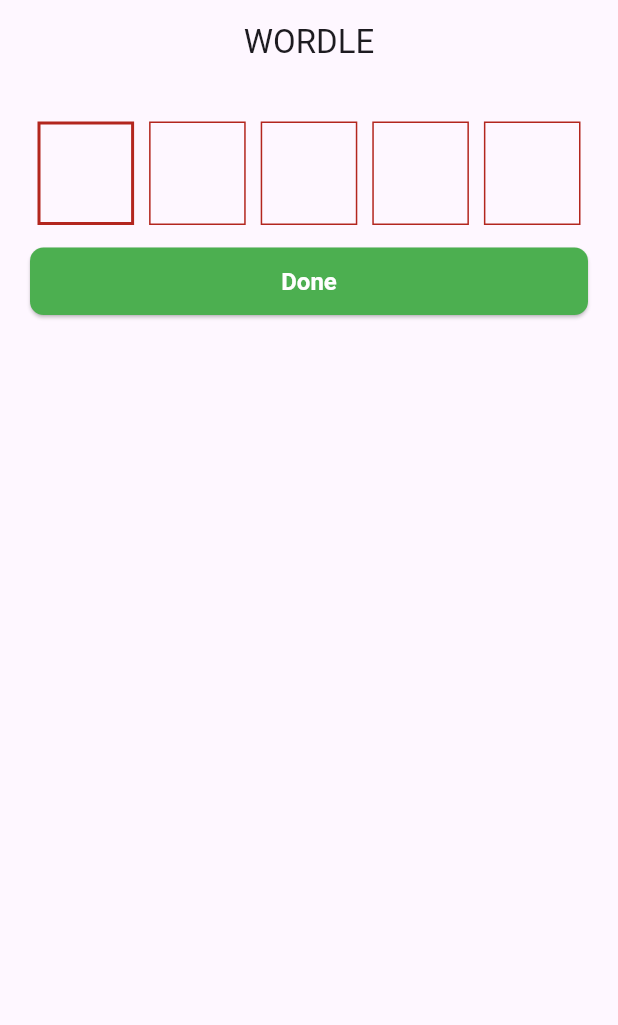
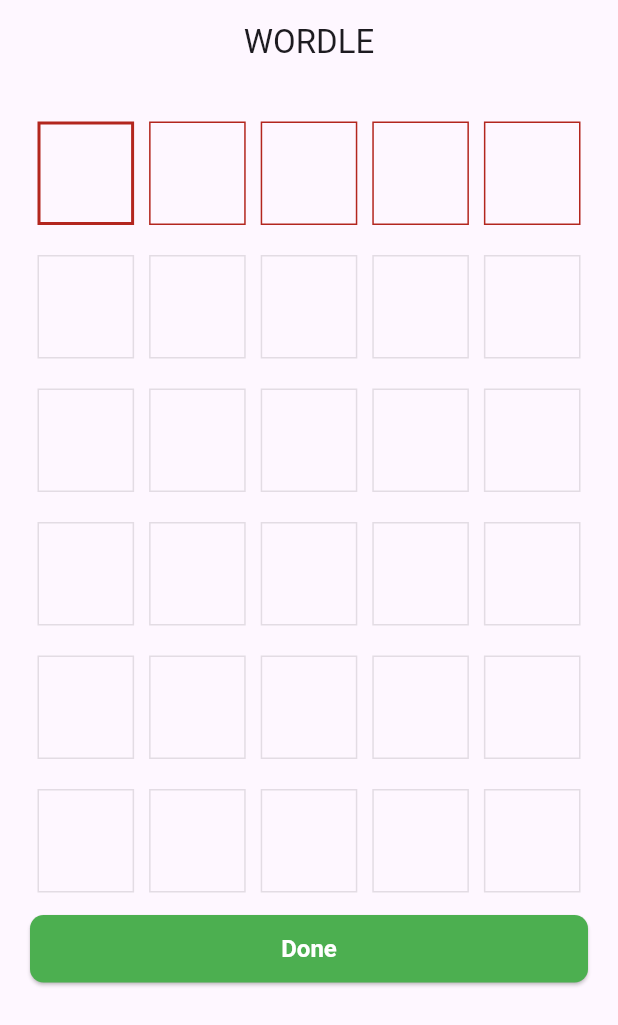
Before and after one commit to sagar1025/flutter_wordle, a Flutter app: the screen it shows after launch, after a tap on "Done", on a phone screen of 412 x 824 dp. Shown: the top 1025 px of the screen. Run offline on Flutter 3.47's test engine with Material 3 defaults, Android fonts, the light colour scheme and no system bars.

Commit message:
add rows and individual form for each row

```diff
--- a/lib/form_grid_row.dart
+++ b/lib/form_grid_row.dart
@@ -1,4 +1,4 @@
-//import 'dart:collection';
+import 'dart:collection';
 
 import 'package:flutter_wordle/grid_item.dart';
 import 'package:flutter/material.dart';
@@ -11,19 +11,80 @@
 }
 
 class _FormGridRowState extends State<FormGridRow> {
-  final GlobalKey<FormState> _formKey = GlobalKey<FormState>();
+  //final GlobalKey<FormState> _formKey = GlobalKey<FormState>();
+  late List<GlobalKey<FormState>> _formKeysList;
   late List<TextEditingController> _controllers;
-  late bool _isEnabled = true;
-  late final bool _isCorrect = false;
+  late List<Widget> _textFields;
+  late List<bool> _enabledStates;
+  late bool _isCorrect;
+  late int activeRowStartIndex;
+  late int rowIndex;
+  late HashMap<int, Widget> _gridForms;
 
   @override
   void initState() {
     super.initState();
-    _controllers = List.generate(5, (index) => TextEditingController());
+    _formKeysList = List.generate(6, (index) => GlobalKey<FormState>());
+
+    activeRowStartIndex = 0;
+    _gridForms = HashMap<int, Widget>();
+
+    _controllers = List.generate(30, (index) => TextEditingController());
+    _enabledStates = List.generate(
+      30,
+      (index) => index < activeRowStartIndex + 5,
+    );
+    _textFields = List.generate(
+      30,
+      (index) => GridItem(
+        index: index,
+        isEnabled: _enabledStates[index],
+        controller: _controllers[index],
+      ),
+    );
+
+    _gridForms.addEntries(
+      List.generate(
+        6,
+        (index) => MapEntry(
+          index,
+          Form(
+            key: _formKeysList[index],
+            child: Column(
+              children: [
+                Row(children: _textFields.sublist(index * 5, index * 5 + 5)),
+                SizedBox(height: 10),
+              ],
+            ),
+          ),
+        ),
+      ),
+    );
+
+    rowIndex = 0;
+    _isCorrect = false;
+  }
+
+  bool isRowEnabled(int index) {
+    print("new indexxx");
+    print(activeRowStartIndex);
+    return index >= activeRowStartIndex && index < activeRowStartIndex + 5;
   }
 
   void saveValue(int index, String text) {
     _controllers[index].text = text;
+  }
+
+  //TODO....
+  void setEnabled(int index, bool enabled) {
+    setState(() {
+      _enabledStates[index] = enabled;
+      _textFields[index] = GridItem(
+        index: index,
+        isEnabled: enabled,
+        controller: _controllers[index],
+      );
+    });
   }
 
   @override
@@ -35,33 +96,165 @@
   }
 
   void onPressed() {
-    if (_formKey.currentState!.validate()) {
+    //if (_formKey.currentState!.validate()) {
     //disable the text fields
-      setState(() {
-        _isEnabled = false;
-      });
+    // setState(() {
+    //   _isEnabled = false;
+    // });
     // for (int i = 0; i < _controllers.length; i++) {
     //   print('Text field $i: ${_controllers[i].text}');
     // }
 
-      String word = _controllers.map((c) => c.text).toList().join("");
-      //print('All values: $word');
+    if (_formKeysList[rowIndex].currentState!.validate()) {
+      String word = _controllers
+          .sublist(activeRowStartIndex, activeRowStartIndex + 5)
+          .map((c) => c.text)
+          .toList()
+          .join("");
+      print('All values: $word');
+      const answer = "PILOT";
+      //check word.
+      if (word == answer) {
+        // return toast.
+        setState(() {
+          _isCorrect = true;
+        });
 
-      //check word.
+        ScaffoldMessenger.of(context).showMaterialBanner(
+          const MaterialBanner(
+            actions: [
+              Column(children: [Icon(Icons.check_circle_outline)]),
+            ],
+            content: Center(
+              child: Text(
+                'CORRECT!',
+                style: TextStyle(color: Colors.white, fontSize: 20),
+              ),
+            ),
+            backgroundColor: Colors.green,
+          ),
+        );
+      } else {
+        print("Incorrect");
+        print("rowIndex: $rowIndex");
+        setState(() {
+          activeRowStartIndex += 5;
+          rowIndex += 1;
+        });
       }
     }
 
-  List<Widget> generateTextFields() {
-    return List.generate(
-      5,
-      (index) => GridItem(
-        index: index,
-        isEnabled: _isEnabled,
-        controller: _controllers[index],
+    //}
+  }
+
+  // void generateTextFields() {
+  //   var row = List.generate(
+  //     5,
+  //     (index) => GridItem(
+  //       index: index,
+  //       isEnabled: _isEnabled,
+  //       controller: _controllers[index],
+  //     ),
+  //   );
+
+  //   setState(() {
+  //     _textFields.addAll(row);
+  //   });
+  // }
+
+  @override
+  Widget build(context) {
+    return Padding(
+      padding: const EdgeInsets.all(20),
+      child: Column(
+        //key: _formKey,
+        children: [
+          // Form(
+          //   key: _formKeysList[0],
+          //   child: Column(
+          //     children: [
+          //       Row(children: _textFields.sublist(0, 5)),
+          //       SizedBox(height: 10),
+          //     ],
+          //   ),
+          // ),
+
+          // Form(
+          //   key: _formKeysList[1],
+          //   child: Column(
+          //     children: [
+          //       Row(children: _textFields.sublist(5, 10)),
+          //       SizedBox(height: 10),
+          //     ],
+          //   ),
+          // ),
+
+          // Form(
+          //   key: _formKeysList[2],
+          //   child: Column(
+          //     children: [
+          //       Row(children: _textFields.sublist(10, 15)),
+          //       SizedBox(height: 10),
+          //     ],
+          //   ),
+          // ),
+
+          // Form(
+          //   key: _formKeysList[3],
+          //   child: Column(
+          //     children: [
+          //       Row(children: _textFields.sublist(15, 20)),
+          //       SizedBox(height: 10),
+          //     ],
+          //   ),
+          // ),
+
+          // Form(
+          //   key: _formKeysList[4],
+          //   child: Column(
+          //     children: [
+          //       Row(children: _textFields.sublist(20, 25)),
+          //       SizedBox(height: 10),
+          //     ],
+          //   ),
+          // ),
+
+          // Form(
+          //   key: _formKeysList[5],
+          //   child: Column(
+          //     children: [
+          //       Row(children: _textFields.sublist(25, 30)),
+          //       SizedBox(height: 10),
+          //     ],
+          //   ),
+          // ),
+          ..._gridForms.values,
+          SizedBox(
+            height: 45,
+            width: 450,
+            child: ElevatedButton(
+              onPressed: () {
+                _isCorrect ? null : onPressed();
+              },
+              style: ElevatedButton.styleFrom(
+                shape: RoundedRectangleBorder(
+                  borderRadius: BorderRadius.circular(9.0),
+                ),
+                backgroundColor: Colors.green.shade500,
+                foregroundColor: Colors.white,
+                textStyle: TextStyle(fontSize: 16, fontWeight: FontWeight.bold),
+              ),
+              child: const Text('Done'),
+            ),
+          ),
+        ],
       ),
     );
   }
+}
 
+/**
+ *
   @override
   Widget build(context) {
     return Padding(
@@ -70,16 +263,25 @@
         key: _formKey,
         child: Column(
           children: [
-              Row(children: generateTextFields()),
+            Row(children: _textFields.sublist(0,5)),
+            SizedBox(height: 10),
+            Row(children: _textFields.sublist(5,10)),
+            SizedBox(height: 10),
+            Row(children: _textFields.sublist(10,15)),
+            SizedBox(height: 10),
+            Row(children: _textFields.sublist(15,20)),
+            SizedBox(height: 10),
+            Row(children: _textFields.sublist(20,25)),
+            SizedBox(height: 10),
+            Row(children: _textFields.sublist(25,30)),
             SizedBox(height: 10),
             SizedBox(
               height: 45,
               width: 450,
               child: ElevatedButton(
                 onPressed: () {
-                    onPressed();
+                  _isCorrect ? null : onPressed();
                 },
-                  //enabled: false,
                 style: ElevatedButton.styleFrom(
                   shape: RoundedRectangleBorder(
                     borderRadius: BorderRadius.circular(9.0),
@@ -99,20 +301,8 @@
       ),
     );
   }
-}
-
-// GridView.builder(
-//         primary: false,
-//         padding: const EdgeInsets.only(left: 35, right: 35),
-//         //crossAxisSpacing: 10,
-//         //mainAxisSpacing: 10,
-//         //crossAxisCount: 5,
-//         //children: [...textFields],
-//         gridDelegate: const SliverGridDelegateWithFixedCrossAxisCount(
-//           crossAxisCount: 5,
-//         ),
-//         itemCount: 5,
-//         itemBuilder: (context, ix) {
-//           return GridItem(index: ix);
-//         },
-//       ),
+ *
+ *
+ *
+ *
+ */
--- a/lib/grid_item.dart
+++ b/lib/grid_item.dart
@@ -23,13 +23,13 @@
   @override
   void initState() {
     super.initState();
-    //print('GridItem ${widget.index} initState: isEnabled = ${widget.isEnabled}');
+    print('GridItem ${widget.index} initState: isEnabled = ${widget.isEnabled}');
   }
 
   @override
   void didUpdateWidget(GridItem oldWidget) {
     super.didUpdateWidget(oldWidget);
-    //print('GridItem ${widget.index} updating: oldEnabled = ${oldWidget.isEnabled}, newEnabled = ${widget.isEnabled}');
+    print('GridItem ${widget.index} updating: oldEnabled = ${oldWidget.isEnabled}, newEnabled = ${widget.isEnabled}');
   }
 
   @override
```
Also changed, not shown: lib/main.dart (+1 -41 lines). Lines whose indentation alone changed are shown as unchanged.
